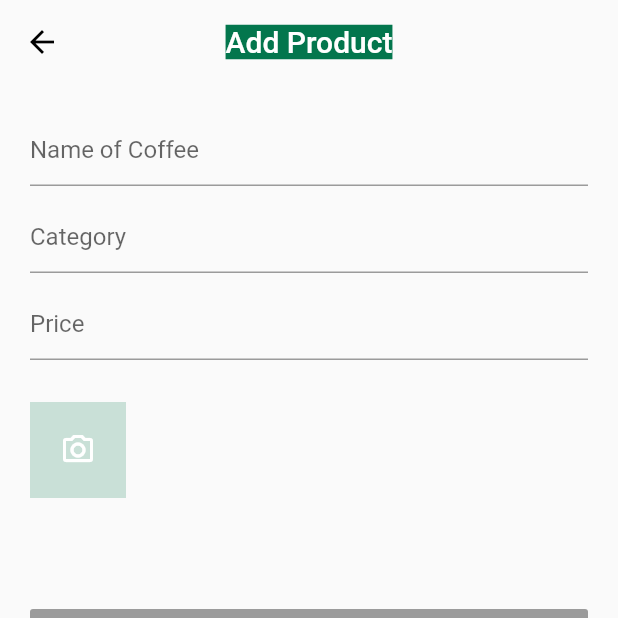
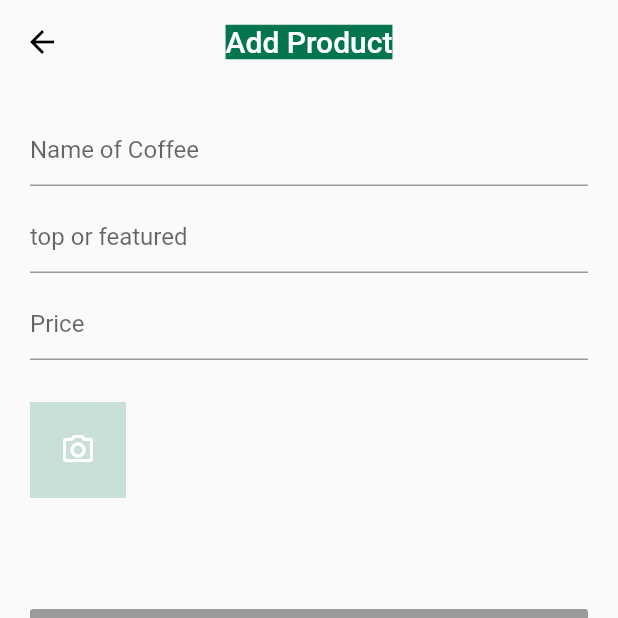
Before and after one commit to reubendeekay/coffee, a Flutter app: the Homepage screen opened directly, after a tap on the "add" icon, on a phone screen of 412 x 824 dp, the top half of it. Run offline on Flutter 3.47's test engine with Material 2 defaults, Android fonts, the phone set to English and light mode, and no system bars; our stand-ins replace cloud_firestore, firebase_auth, firebase_core, firebase_storage, get, image_picker; accounts and stored records are empty.

Commit message:
Added dynamism

```diff
--- a/lib/screens/home/add_product.dart
+++ b/lib/screens/home/add_product.dart
@@ -54,7 +54,7 @@ class _AddProductScreenState extends State<AddProductScreen> {
           height: 10,
         ),
         MyTextField(
-          hintText: 'Category',
+          hintText: 'top or featured',
           onChanged: (val) {
             setState(() {
               type = val;
--- a/lib/screens/home/home.dart
+++ b/lib/screens/home/home.dart
@@ -13,17 +13,31 @@ import 'package:flutter/material.dart';
 import 'package:get/route_manager.dart';
 import 'package:provider/provider.dart';
 
-class Homepage extends StatelessWidget {
+class Homepage extends StatefulWidget {
   const Homepage({Key? key}) : super(key: key);
 
   @override
+  State<Homepage> createState() => _HomepageState();
+}
+
+class _HomepageState extends State<Homepage> {
+  @override
+  void initState() {
+    // TODO: implement initState
+    super.initState();
+    Future.delayed(Duration.zero, () async {
+      await Provider.of<AuthProvider>(context, listen: false).getUser();
+    });
+  }
+
+  @override
   Widget build(BuildContext context) {
-    Provider.of<AuthProvider>(context, listen: false).getUser();
     final user = Provider.of<AuthProvider>(context, listen: false).user;
     return Scaffold(
       body: Padding(
         padding: const EdgeInsets.symmetric(horizontal: 15.0),
         child: ListView(
+          shrinkWrap: true,
           children: [
             const SizedBox(height: 20),
             Row(
@@ -49,7 +63,8 @@ class Homepage extends StatelessWidget {
             SizedBox(
               height: 210,
               child: StreamBuilder<QuerySnapshot>(
-                  stream: productRef.snapshots(),
+                  stream:
+                      productRef.where('type', isEqualTo: 'top').snapshots(),
                   builder: (context, snapshot) {
                     if (!snapshot.hasData) {
                       return const Center(
@@ -64,7 +79,7 @@ class Homepage extends StatelessWidget {
                       child: Row(
                           children: docs
                               .map((e) =>
-                                  HomeTile(product: ProductModel.fromJson(e)))
+                                  HomeCard(product: ProductModel.fromJson(e)))
                               .toList()),
                     );
                   }),
@@ -91,7 +106,25 @@ class Homepage extends StatelessWidget {
               'Featured Beverages',
               style: TextStyle(fontSize: 18, fontWeight: FontWeight.bold),
             ),
-            // ...List.generate(5, (index) => const HomeTile())
+            StreamBuilder<QuerySnapshot>(
+                stream:
+                    productRef.where('type', isEqualTo: 'featured').snapshots(),
+                builder: (context, snapshot) {
+                  if (!snapshot.hasData) {
+                    return const Center(
+                      child: CircularProgressIndicator(),
+                    );
+                  }
+
+                  List<DocumentSnapshot> docs = snapshot.data!.docs;
+                  return ListView(
+                      shrinkWrap: true,
+                      children: List.generate(
+                          docs.length,
+                          (index) => HomeTile(
+                                product: ProductModel.fromJson(docs[index]),
+                              )));
+                })
           ],
         ),
       ),
--- a/lib/screens/products/product_details_screen.dart
+++ b/lib/screens/products/product_details_screen.dart
@@ -130,7 +130,8 @@ class _ProductDetailsScreenState extends State<ProductDetailsScreen> {
                   height: size.height * 0.26,
                   child: Image.network(
                     widget.product.imageUrl!,
-                    fit: BoxFit.cover,
+                    height: size.height * 0.26,
+                    fit: BoxFit.fitHeight,
                   )),
             ],
           ),
```
Also changed, not shown: lib/screens/home/home_card.dart (+19 -10 lines), lib/screens/products/shipping_address.dart (+11 -0 lines).
